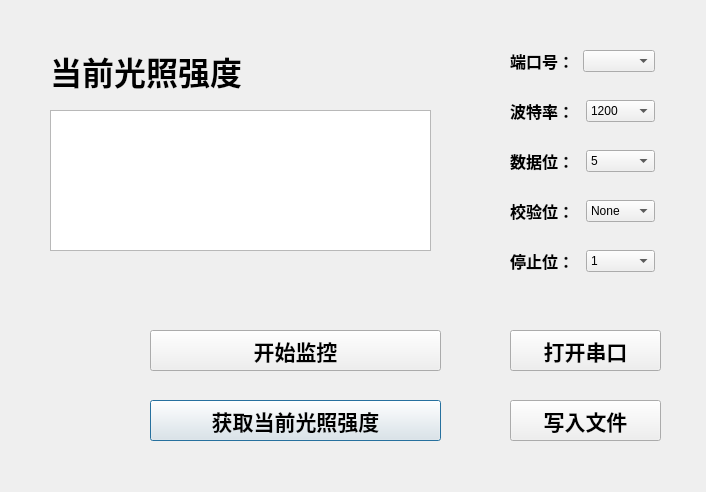
Qt form usr.ui (giottolee/SerialPort) before a commit.
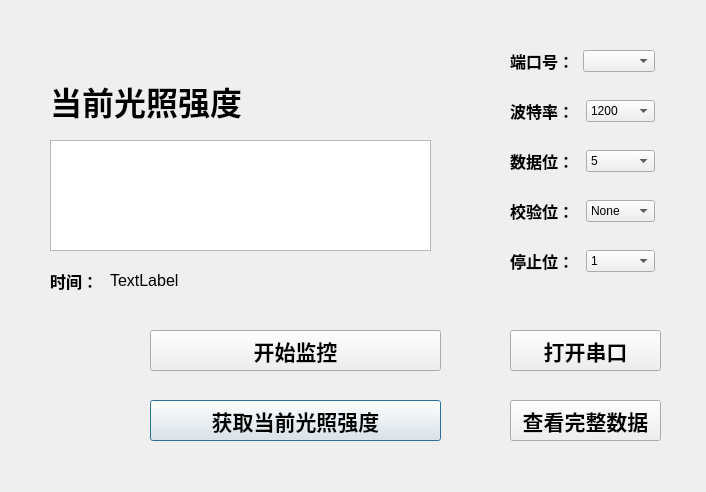
The same form after that commit.

Commit message: 增加实时文件写入、串口数据输出格式化

The edit to the form file:
```diff
--- a/usr.ui
+++ b/usr.ui
@@ -73,7 +73,7 @@
     </font>
    </property>
    <property name="text">
-    <string>写入文件</string>
+    <string>查看完整数据</string>
    </property>
   </widget>
   <widget class="QWidget" name="layoutWidget">
@@ -314,15 +314,15 @@
    <property name="geometry">
     <rect>
      <x>50</x>
-     <y>110</y>
+     <y>140</y>
      <width>381</width>
-     <height>141</height>
+     <height>111</height>
     </rect>
    </property>
    <property name="font">
     <font>
      <family>Arial</family>
-     <pointsize>16</pointsize>
+     <pointsize>12</pointsize>
     </font>
    </property>
   </widget>
@@ -330,7 +330,7 @@
    <property name="geometry">
     <rect>
      <x>50</x>
-     <y>40</y>
+     <y>70</y>
      <width>211</width>
      <height>61</height>
     </rect>
@@ -368,6 +368,48 @@
     <string>开始监控</string>
    </property>
   </widget>
+  <widget class="QLabel" name="label">
+   <property name="geometry">
+    <rect>
+     <x>50</x>
+     <y>270</y>
+     <width>71</width>
+     <height>21</height>
+    </rect>
+   </property>
+   <property name="font">
+    <font>
+     <family>Arial</family>
+     <pointsize>12</pointsize>
+     <weight>75</weight>
+     <bold>true</bold>
+    </font>
+   </property>
+   <property name="text">
+    <string>时间：</string>
+   </property>
+  </widget>
+  <widget class="QLabel" name="time">
+   <property name="geometry">
+    <rect>
+     <x>110</x>
+     <y>270</y>
+     <width>201</width>
+     <height>21</height>
+    </rect>
+   </property>
+   <property name="font">
+    <font>
+     <family>Arial</family>
+     <pointsize>12</pointsize>
+     <weight>50</weight>
+     <bold>false</bold>
+    </font>
+   </property>
+   <property name="text">
+    <string>TextLabel</string>
+   </property>
+  </widget>
  </widget>
  <resources/>
  <connections/>
```
Left out of the diff: 2 changed lines with no effect on the pictures. The commit also changes 15 other files.
